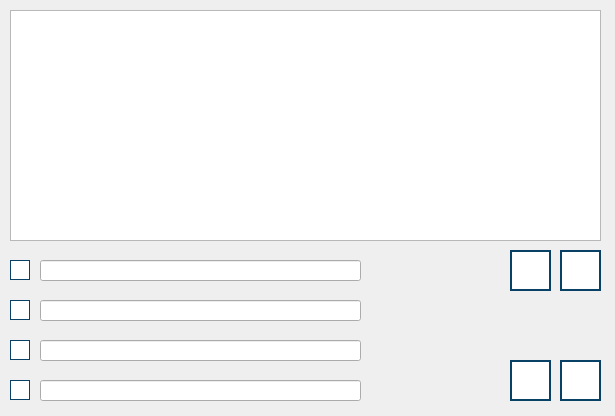
Qt form viewresulttestwindow.ui (RCh-stack/ray-tracing-alpha-1.3) before a commit.
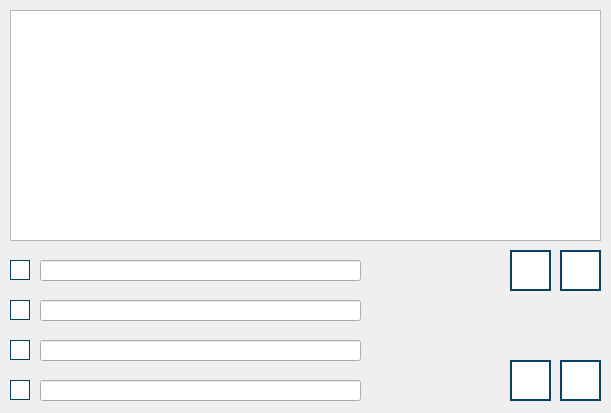
The same form after that commit. Icons and pictures are not drawn.

```diff
--- a/viewresulttestwindow.ui
+++ b/viewresulttestwindow.ui
@@ -6,8 +6,8 @@
    <rect>
     <x>0</x>
     <y>0</y>
-    <width>615</width>
-    <height>416</height>
+    <width>611</width>
+    <height>413</height>
    </rect>
   </property>
   <property name="windowTitle">
```
